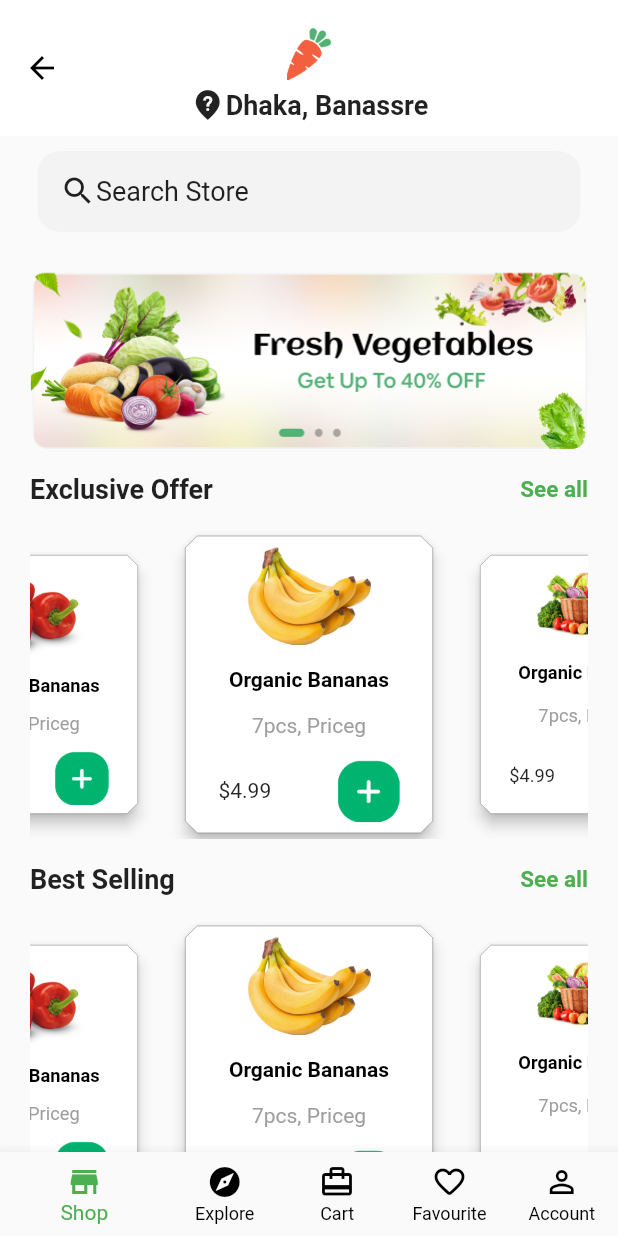
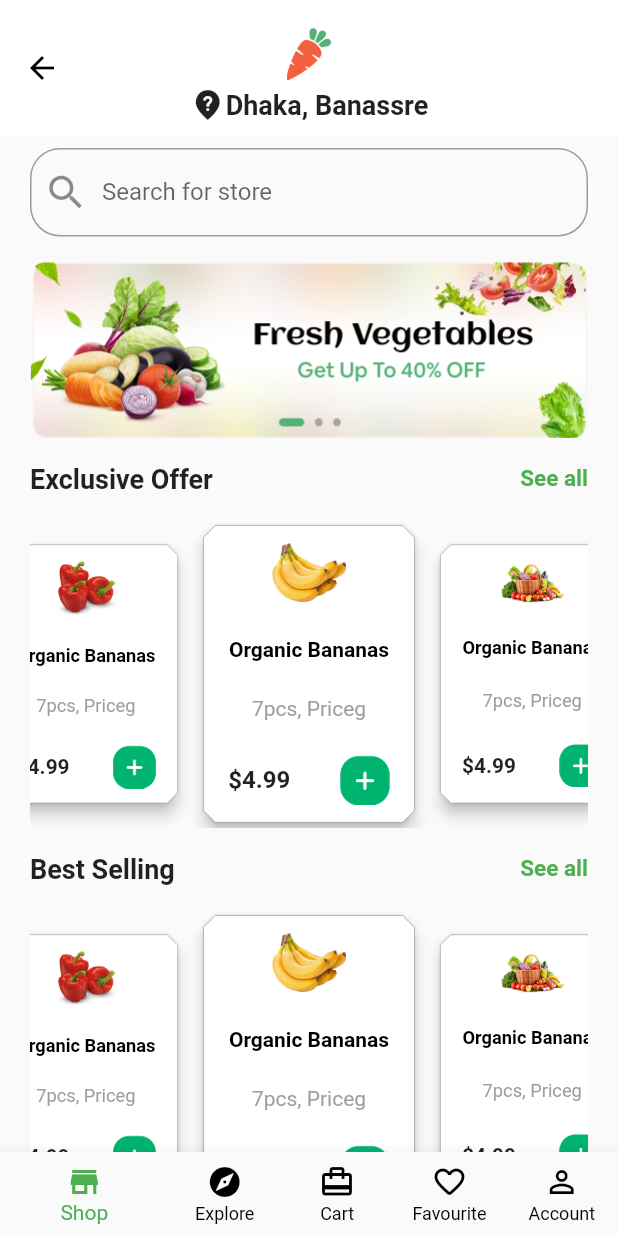
Before and after one commit to ZiadElsaadany/E-Commerce-App-Flutter, a Flutter app: the Home screen opened by its route, on a phone screen of 412 x 824 dp. Run offline on Flutter 3.47's test engine with Material 2 defaults, Android fonts, the phone set to English and light mode, and no system bars; drawn by our look-alikes of carousel_slider; our stand-ins replace simple_animations, supercharged.

Commit message:
card details added

```diff
--- a/lib/main.dart
+++ b/lib/main.dart
@@ -1,6 +1,8 @@
 import 'package:e_commerce_intern/providers/bottomNavProvider.dart';
 import 'package:e_commerce_intern/view/auth/login_screen/login_screen.dart';
 import 'package:e_commerce_intern/view/auth/register_screen/register_screen.dart';
+import 'package:e_commerce_intern/view/card_details/card_details_screen.dart';
+import 'package:e_commerce_intern/view/category_details/category_details.dart';
 import 'package:e_commerce_intern/view/home/home.dart';
 import 'package:e_commerce_intern/view/onboarding_screen/onboarding_screen.dart';
 import 'package:e_commerce_intern/view/splash_screen/splash_screen.dart';
@@ -31,7 +33,9 @@ class Ecommerce extends StatelessWidget {
         LoginScreen.id :(ctx)=>LoginScreen(),
         RegisterScreen.id:(ctx)=>RegisterScreen(),
         OnBoardingScreen.id:(ctx)=>OnBoardingScreen(),
-        Home.id: (ctx) =>Home()
+        Home.id: (ctx) =>Home(),
+         CategoryDetails.id:(ctx)=>CategoryDetails( ),
+        CardDetails.id:(ctx)=>CardDetails()
       },
     );
   }
--- /dev/null
+++ b/lib/view/card_details/card_widget.dart
@@ -0,0 +1,56 @@
+import 'package:e_commerce_intern/view/card_details/card_details_screen.dart';
+import 'package:flutter/material.dart';
+
+class CardWidget extends StatelessWidget {
+  const CardWidget({Key? key,required this.img}) : super(key: key);
+final String img ;
+  @override
+  Widget build(BuildContext context) {
+    return SizedBox(
+      width: MediaQuery.of(context).size.width*0.42,
+      child: SizedBox(
+        child: InkWell(
+          onTap: ( ) {
+                Navigator.pushNamed(context, CardDetails.id);
+          } ,
+          child: Card(
+            elevation: 4,
+            shape: BeveledRectangleBorder(
+              borderRadius: BorderRadius.circular(8.0),
+              side: BorderSide(
+                color: Colors.black,
+                width: 0.1
+              )
+            ),
+            child: Column(
+
+              mainAxisAlignment: MainAxisAlignment.spaceAround,
+              children: [
+                Image.asset(img,width: MediaQuery.of(context).size.width*0.12,),
+                Text('Organic Bananas',style: TextStyle(
+                  color: Colors.black,
+                  fontWeight: FontWeight.bold
+                ),),
+                Text('7pcs, Priceg',
+                style: TextStyle (
+                  color: Colors.grey
+                ),),
+                Row(
+                  mainAxisAlignment: MainAxisAlignment.spaceAround,
+                  children: [
+                    Text('\$4.99',style: TextStyle(
+                      fontWeight: FontWeight.bold,
+                      fontSize: 16
+                    ),),
+                    Image.asset('assets/images/img_10.png',width: MediaQuery.of(context).size.width*0.08,)
+
+                  ],
+                )
+              ],
+            ),
+          ),
+        ),
+      ),
+    );
+  }
+}
--- a/lib/view/home/shared_/search_widget.dart
+++ b/lib/view/home/shared_/search_widget.dart
@@ -5,20 +5,18 @@ class SearchWidget extends StatelessWidget {
 
   @override
   Widget build(BuildContext context) {
-    return    Container(
-      padding: const EdgeInsets.all(15),
-      margin: const EdgeInsets.symmetric(horizontal: 5,vertical: 10),
-      decoration:BoxDecoration(
-          color: const Color(0xffF2F3F2),
-          borderRadius: BorderRadius.circular(15)
-      ),
-      child: Row(
-        children: const [
-          Icon(Icons.search) ,
-          Text('Search Store',style: TextStyle(
-              fontSize: 18
-          ),),
-        ],
+    return    Padding(
+      padding: const EdgeInsets.only(top: 8.0),
+      child: TextFormField(
+        decoration: InputDecoration(
+          prefixIcon: Icon(Icons.search,size: 30,),
+          hintText:'Search for store' ,
+          labelText: 'Search for store',
+          border: OutlineInputBorder(
+            borderRadius: BorderRadius.circular(20),
+
+          ),
+        ),
       ),
     );
   }
--- a/lib/view/home/shop_screen/listViewScrollable_widget.dart
+++ b/lib/view/home/shop_screen/listViewScrollable_widget.dart
@@ -1,7 +1,7 @@
 import 'package:carousel_slider/carousel_slider.dart';
 import 'package:flutter/material.dart';
 
-import '../../widgets/card_widget.dart';
+import '../../card_details/card_widget.dart';
 
 class ListViewScrollable extends StatelessWidget {
   const ListViewScrollable({Key? key}) : super(key: key);
@@ -14,8 +14,8 @@ class ListViewScrollable extends StatelessWidget {
 
         options: CarouselOptions(
           height: 400,
-          aspectRatio: 50/9,
-          viewportFraction: 0.5,
+          aspectRatio: 40/20,
+          viewportFraction: 0.4,
           initialPage: 0,
           enableInfiniteScroll: true,
           reverse: false,
--- a/lib/view/home/shop_screen/listview_widget.dart
+++ b/lib/view/home/shop_screen/listview_widget.dart
@@ -1,6 +1,6 @@
 import 'package:flutter/material.dart';
 
-import '../../widgets/card_widget.dart';
+import '../../card_details/card_widget.dart';
 
 class ListViewWidget extends StatelessWidget {
   const ListViewWidget({Key? key,required this.img}) : super(key: key);
--- a/lib/view/home/shop_screen/shop_screen.dart
+++ b/lib/view/home/shop_screen/shop_screen.dart
@@ -4,7 +4,7 @@ import 'package:e_commerce_intern/view/home/shared_/search_widget.dart';
 import 'package:e_commerce_intern/view/home/shop_screen/listViewScrollable_widget.dart';
 import 'package:e_commerce_intern/view/home/shop_screen/listview_widget.dart';
 import 'package:e_commerce_intern/view/home/shop_screen/title_widget.dart';
-import 'package:e_commerce_intern/view/widgets/card_widget.dart';
+import 'package:e_commerce_intern/view/card_details/card_widget.dart';
 import 'package:flutter/cupertino.dart';
 import 'package:flutter/material.dart';
 
--- a/lib/view/widgets/card_widget.dart
+++ /dev/null
@@ -1,47 +0,0 @@
-import 'package:flutter/material.dart';
-
-class CardWidget extends StatelessWidget {
-  const CardWidget({Key? key,required this.img}) : super(key: key);
-final String img ;
-  @override
-  Widget build(BuildContext context) {
-    return SizedBox(
-      width: MediaQuery.of(context).size.width*0.42,
-      child: SizedBox(
-        child: Card(
-          elevation: 4,
-          shape: BeveledRectangleBorder(
-            borderRadius: BorderRadius.circular(8.0),
-            side: BorderSide(
-              color: Colors.black,
-              width: 0.1
-            )
-          ),
-          child: Column(
-
-            mainAxisAlignment: MainAxisAlignment.spaceAround,
-            children: [
-              Image.asset(img,width: MediaQuery.of(context).size.width*0.2,),
-              Text('Organic Bananas',style: TextStyle(
-                color: Colors.black,
-                fontWeight: FontWeight.bold
-              ),),
-              Text('7pcs, Priceg',
-              style: TextStyle (
-                color: Colors.grey
-              ),),
-              Row(
-                mainAxisAlignment: MainAxisAlignment.spaceAround,
-                children: [
-                  Text('\$4.99'),
-                  Image.asset('assets/images/img_10.png',width: MediaQuery.of(context).size.width*0.1,)
-
-                ],
-              )
-            ],
-          ),
-        ),
-      ),
-    );
-  }
-}
```
Also changed, not shown: lib/view/card_details/card_details_screen.dart (added, +133 -0 lines), lib/view/category_details/category_details.dart (added, +37 -0 lines), lib/view/home/explore_screen/explore_screen.dart (+7 -1 lines), assets/images/img_13.png (added), assets/images/img_14.png (added), assets/images/img_15.png (added).
